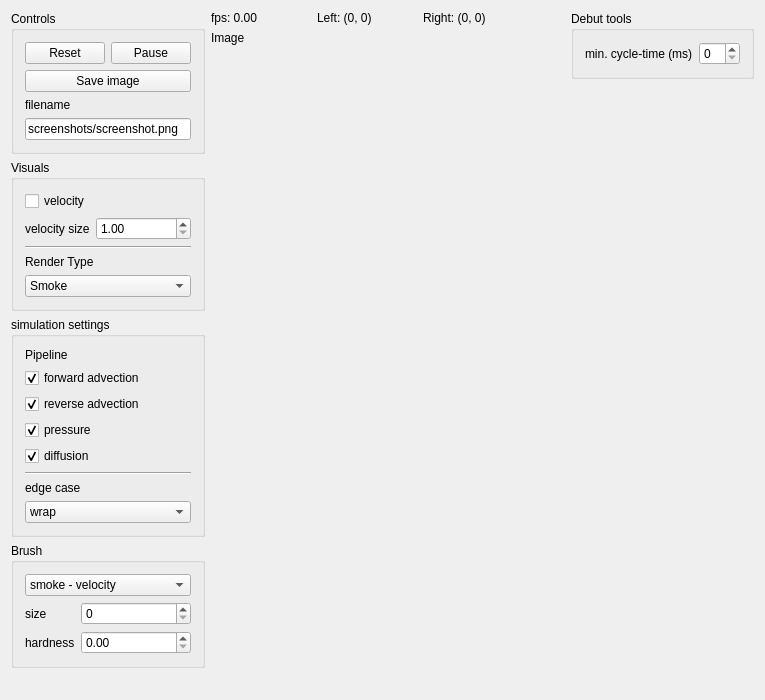
This is mainwindow.ui in loosstef/grid-based-fluid-simulator as Qt 5 draws it before an edit. The edited form follows.
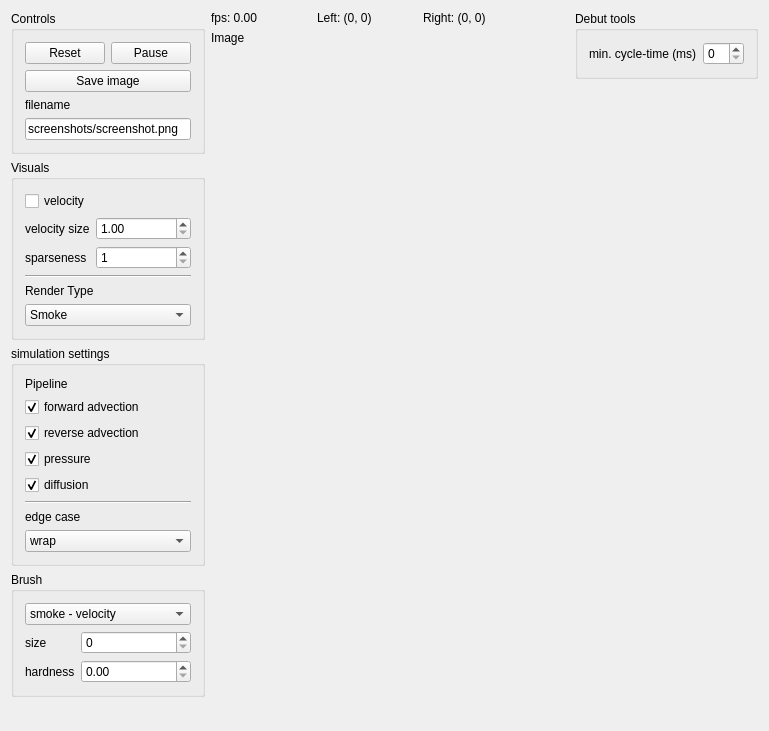
This is the edited form. Custom widgets are drawn as their Qt base class.

Commit message: users can now choose the velocity sparsness

Diff of the .ui file:
```diff
--- a/mainwindow.ui
+++ b/mainwindow.ui
@@ -9,8 +9,8 @@
    <rect>
     <x>0</x>
     <y>0</y>
-    <width>765</width>
-    <height>700</height>
+    <width>769</width>
+    <height>731</height>
    </rect>
   </property>
   <property name="sizePolicy">
@@ -121,6 +121,23 @@
              </property>
             </widget>
            </item>
+           <item row="2" column="0">
+            <widget class="QLabel" name="label_9">
+             <property name="text">
+              <string>sparseness</string>
+             </property>
+            </widget>
+           </item>
+           <item row="2" column="1">
+            <widget class="QSpinBox" name="sparsnessInput">
+             <property name="minimum">
+              <number>1</number>
+             </property>
+             <property name="maximum">
+              <number>10</number>
+             </property>
+            </widget>
+           </item>
           </layout>
          </item>
          <item>
```
The commit also changes 6 other files.
